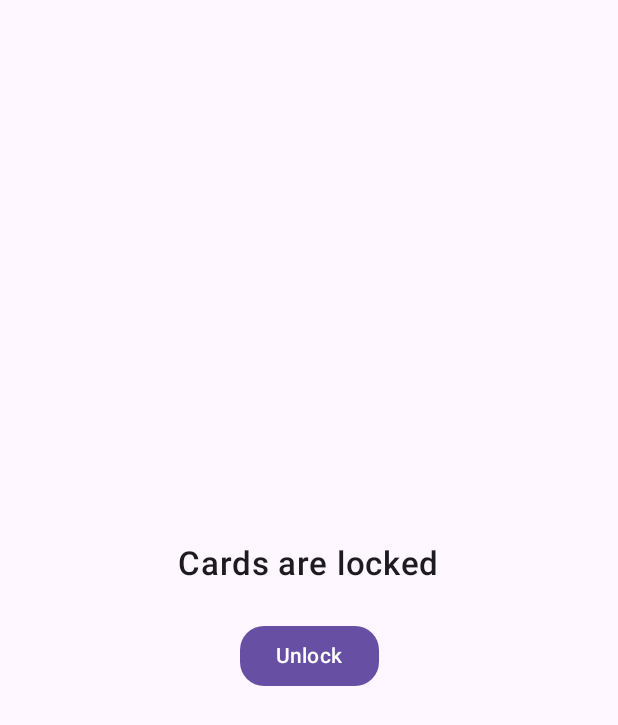
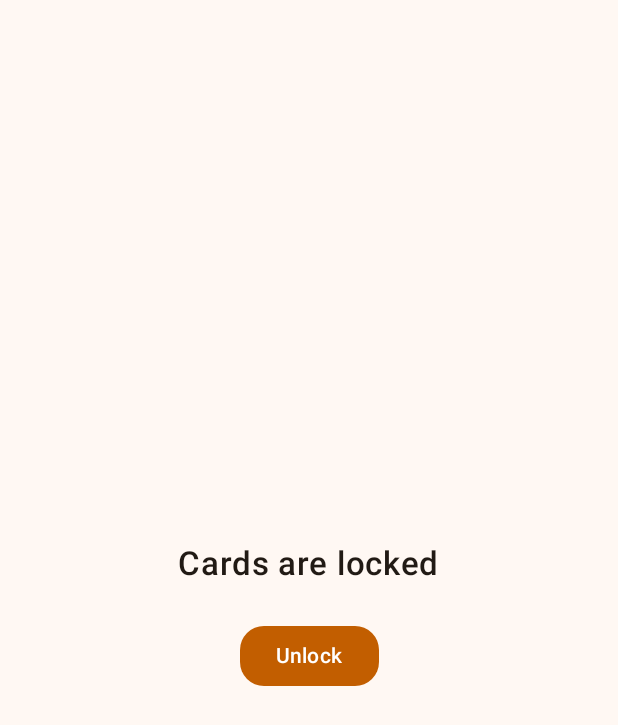
Before and after one commit to uri-travoski/cards, an Android app built with Jetpack Compose: the screen it shows after launch (MainActivity), on a phone screen of 412 x 824 dp. Shown: the top 725 px of the screen. Run offline under Robolectric (Android 15) with nearby library versions, the phone set to English and light mode, and no system bars; libraries missing offline, so code that uses them is left out: com.google.mlkit.vision.

Commit message:
Cards (Open Source) 0.5.0: orange theme, new app icon
Co-Authored-By: Claude Sonnet 5.5 <noreply@anthropic.com>
Claude-Session: https://claude.ai/code/session_01KuRoV7DZfQG8yz4Tw7GonR

```diff
--- a/app/build.gradle.kts
+++ b/app/build.gradle.kts
@@ -18,8 +18,8 @@ android {
         applicationId = "au.sam.cards"
         minSdk = 26
         targetSdk = 36
-        versionCode = 4
-        versionName = "0.4.0"
+        versionCode = 5
+        versionName = "0.5.0"
         resourceConfigurations += listOf("en")
         // Test builds only: point the Drive client at a mock server and skip Google sign-in.
         buildConfigField("String", "MOCK_DRIVE", "\"${local.getProperty("cards.mockDrive", "")}\"")
--- a/app/src/main/AndroidManifest.xml
+++ b/app/src/main/AndroidManifest.xml
@@ -6,7 +6,7 @@
 
     <application
         android:allowBackup="false"
-        android:icon="@drawable/ic_launcher"
+        android:icon="@mipmap/ic_launcher"
         android:label="@string/app_name"
         android:theme="@style/Theme.Cards">
 
--- a/app/src/main/java/au/sam/cards/Ui.kt
+++ b/app/src/main/java/au/sam/cards/Ui.kt
@@ -55,6 +55,8 @@ import androidx.compose.ui.graphics.graphicsLayer
 import androidx.compose.ui.input.pointer.pointerInput
 import androidx.compose.ui.layout.ContentScale
 import androidx.compose.ui.layout.onSizeChanged
+import androidx.compose.ui.platform.LocalView
+import androidx.core.view.WindowCompat
 import androidx.compose.ui.platform.LocalContext
 import androidx.compose.ui.platform.LocalDensity
 import androidx.compose.ui.text.font.FontFamily
@@ -106,13 +108,52 @@ private sealed interface Screen {
     class Edit(val card: Card) : Screen
 }
 
+// Warm orange palette. Primary is a deep orange so white text on buttons stays readable (contrast above 4.5).
+private val OrangeLight = lightColorScheme(
+    primary = Color(0xFFC25E00), onPrimary = Color.White,
+    primaryContainer = Color(0xFFFFDCC2), onPrimaryContainer = Color(0xFF3B1A00),
+    secondary = Color(0xFF8A5100), onSecondary = Color.White,
+    secondaryContainer = Color(0xFFFFE0B8), onSecondaryContainer = Color(0xFF2C1600),
+    tertiary = Color(0xFF6C5E00), onTertiary = Color.White,
+    tertiaryContainer = Color(0xFFF7E58A), onTertiaryContainer = Color(0xFF211B00),
+    background = Color(0xFFFFF8F3), onBackground = Color(0xFF211A14),
+    surface = Color(0xFFFFF8F3), onSurface = Color(0xFF211A14),
+    surfaceVariant = Color(0xFFF5DFD0), onSurfaceVariant = Color(0xFF52443A),
+    outline = Color(0xFF857468), outlineVariant = Color(0xFFD8C3B5),
+    surfaceContainerLowest = Color.White, surfaceContainerLow = Color(0xFFFFF1E6), surfaceContainer = Color(0xFFFBEADB),
+    surfaceContainerHigh = Color(0xFFF6E4D4), surfaceContainerHighest = Color(0xFFF0DECE),
+)
+
+private val OrangeDark = darkColorScheme(
+    primary = Color(0xFFFFB77C), onPrimary = Color(0xFF4C2700),
+    primaryContainer = Color(0xFF6C3A00), onPrimaryContainer = Color(0xFFFFDCC2),
+    secondary = Color(0xFFFFB95C), onSecondary = Color(0xFF472A00),
+    secondaryContainer = Color(0xFF653E00), onSecondaryContainer = Color(0xFFFFDDB4),
+    tertiary = Color(0xFFDAC96F), onTertiary = Color(0xFF393000),
+    tertiaryContainer = Color(0xFF524600), onTertiaryContainer = Color(0xFFF7E58A),
+    background = Color(0xFF1E1610), onBackground = Color(0xFFEDE0D5),
+    surface = Color(0xFF1E1610), onSurface = Color(0xFFEDE0D5),
+    surfaceVariant = Color(0xFF52443A), onSurfaceVariant = Color(0xFFD8C3B5),
+    outline = Color(0xFFA08D80), outlineVariant = Color(0xFF52443A),
+    surfaceContainerLowest = Color(0xFF181009), surfaceContainerLow = Color(0xFF271E17), surfaceContainer = Color(0xFF2B221A),
+    surfaceContainerHigh = Color(0xFF362C24), surfaceContainerHighest = Color(0xFF41372E),
+)
+
 @Composable
 fun App(a: MainActivity) {
     MaterialTheme(
-        colorScheme = if (isSystemInDarkTheme()) darkColorScheme() else lightColorScheme(),
+        colorScheme = if (isSystemInDarkTheme()) OrangeDark else OrangeLight,
         shapes = AppShapes,
     ) {
+        val view = LocalView.current
+        val dark = isSystemInDarkTheme()
+        SideEffect {
+            // The status bar strip below is the primary colour: dark in light theme (light icons), light in dark theme (dark icons).
+            (view.context as? android.app.Activity)?.window?.let { WindowCompat.getInsetsController(it, view).isAppearanceLightStatusBars = dark }
+        }
         Surface(Modifier.fillMaxSize()) {
+          Box(Modifier.fillMaxSize()) {
+            Box(Modifier.fillMaxWidth().windowInsetsTopHeight(WindowInsets.statusBars).background(MaterialTheme.colorScheme.primary))
             Box(Modifier.systemBarsPadding().imePadding()) {
                 when {
                     !a.unlocked -> LockScreen(a)
@@ -121,6 +162,7 @@ fun App(a: MainActivity) {
                 }
             }
         }
+          }
     }
 }
 
@@ -197,7 +239,7 @@ private fun Cards(a: MainActivity) {
 
 @Composable
 private fun SectionHeader(text: String, count: Int) = Text(
-    "$text · $count", fontSize = 13.sp, fontWeight = FontWeight.Medium, color = MaterialTheme.colorScheme.outline,
+    "$text · $count", fontSize = 13.sp, fontWeight = FontWeight.SemiBold, color = MaterialTheme.colorScheme.primary,
     modifier = Modifier.padding(top = 8.dp),
 )
 
@@ -216,14 +258,19 @@ private fun Home(a: MainActivity, onOpen: (String) -> Unit, onAdd: () -> Unit, o
     val expired = shown.filter { it.expired }.sortedBy { it.name.lowercase() }
     Box(Modifier.fillMaxSize()) {
         Column(Modifier.fillMaxSize()) {
-            Row(Modifier.padding(start = 16.dp, end = 4.dp, top = 8.dp), verticalAlignment = Alignment.CenterVertically) {
-                Text("Cards (Open Source)", fontSize = 20.sp, fontWeight = FontWeight.Bold, maxLines = 1, modifier = Modifier.weight(1f))
-                if (a.syncing) CircularProgressIndicator(Modifier.size(20.dp), strokeWidth = 2.dp)
-                else IconButton({ a.sync(true) }) { Icon(Icons.Default.Refresh, "Sync") }
-                IconButton(onSettings) { Icon(Icons.Default.Settings, "Settings") }
-                IconButton({ help = true }) { Icon(HelpIcon, "Help") }
+            // Solid orange header band; the status bar area above it is orange too.
+            Column(Modifier.fillMaxWidth().background(MaterialTheme.colorScheme.primary).padding(bottom = 8.dp)) {
+                CompositionLocalProvider(LocalContentColor provides MaterialTheme.colorScheme.onPrimary) {
+                    Row(Modifier.padding(start = 16.dp, end = 4.dp, top = 8.dp), verticalAlignment = Alignment.CenterVertically) {
+                        Text("Cards (Open Source)", fontSize = 20.sp, fontWeight = FontWeight.Bold, maxLines = 1, modifier = Modifier.weight(1f))
+                        if (a.syncing) CircularProgressIndicator(Modifier.size(20.dp), strokeWidth = 2.dp, color = MaterialTheme.colorScheme.onPrimary)
+                        else IconButton({ a.sync(true) }) { Icon(Icons.Default.Refresh, "Sync") }
+                        IconButton(onSettings) { Icon(Icons.Default.Settings, "Settings") }
+                        IconButton({ help = true }) { Icon(HelpIcon, "Help") }
+                    }
+                    if (a.status.isNotEmpty()) Text(a.status, Modifier.padding(horizontal = 16.dp), fontSize = 12.sp, color = MaterialTheme.colorScheme.onPrimary.copy(alpha = .85f))
+                }
             }
-            if (a.status.isNotEmpty()) Text(a.status, Modifier.padding(horizontal = 16.dp), fontSize = 12.sp, color = MaterialTheme.colorScheme.outline)
             Row(Modifier.padding(start = 16.dp, end = 8.dp, top = 8.dp, bottom = 8.dp), verticalAlignment = Alignment.CenterVertically) {
                 OutlinedTextField(query, { query = it }, Modifier.weight(1f), placeholder = { Text("Search") }, singleLine = true)
                 Box {
@@ -256,7 +303,7 @@ private fun Home(a: MainActivity, onOpen: (String) -> Unit, onAdd: () -> Unit, o
         }
         FloatingActionButton(
             onAdd, Modifier.align(Alignment.BottomEnd).padding(20.dp), shape = CircleShape,
-            containerColor = Color(0xFFFF8F00), contentColor = Color.White,
+            containerColor = Color(0xFFFF8F00), contentColor = Color(0xFF1E1610),
         ) { Icon(Icons.Default.Add, "Add card") }
         if (help) HelpDialog { help = false }
     }
--- /dev/null
+++ b/app/src/main/res/mipmap-anydpi-v26/ic_launcher.xml
@@ -0,0 +1,5 @@
+<?xml version="1.0" encoding="utf-8"?>
+<adaptive-icon xmlns:android="http://schemas.android.com/apk/res/android">
+    <background android:drawable="@color/ic_background" />
+    <foreground android:drawable="@drawable/ic_launcher_fg" />
+</adaptive-icon>
--- /dev/null
+++ b/app/src/main/res/values/colors.xml
@@ -0,0 +1,3 @@
+<resources>
+    <color name="ic_background">#FFF3E8</color>
+</resources>
--- a/app/src/main/res/values/themes.xml
+++ b/app/src/main/res/values/themes.xml
@@ -1,5 +1,6 @@
 <resources>
     <style name="Theme.Cards" parent="android:Theme.Material.Light.NoActionBar">
-        <item name="android:windowBackground">@android:color/white</item>
+        <item name="android:windowBackground">#FFF8F3</item>
+        <item name="android:colorAccent">#C25E00</item>
     </style>
 </resources>
```
Also changed, not shown: app/src/main/res/drawable/ic_launcher.xml (deleted, +0 -7 lines), app/src/main/res/drawable/ic_launcher_fg.xml (added, +19 -0 lines), 1 other file.
